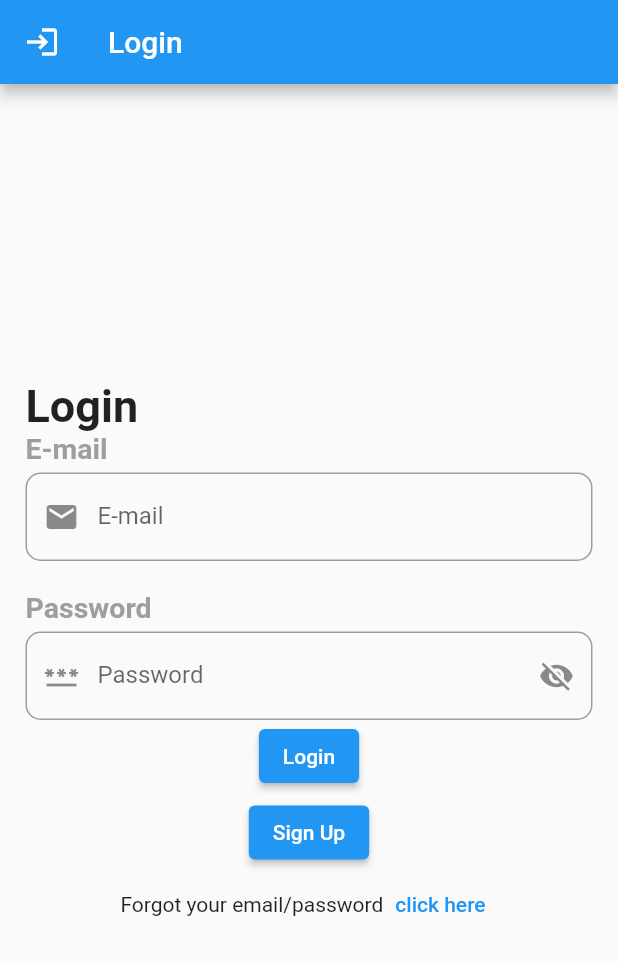
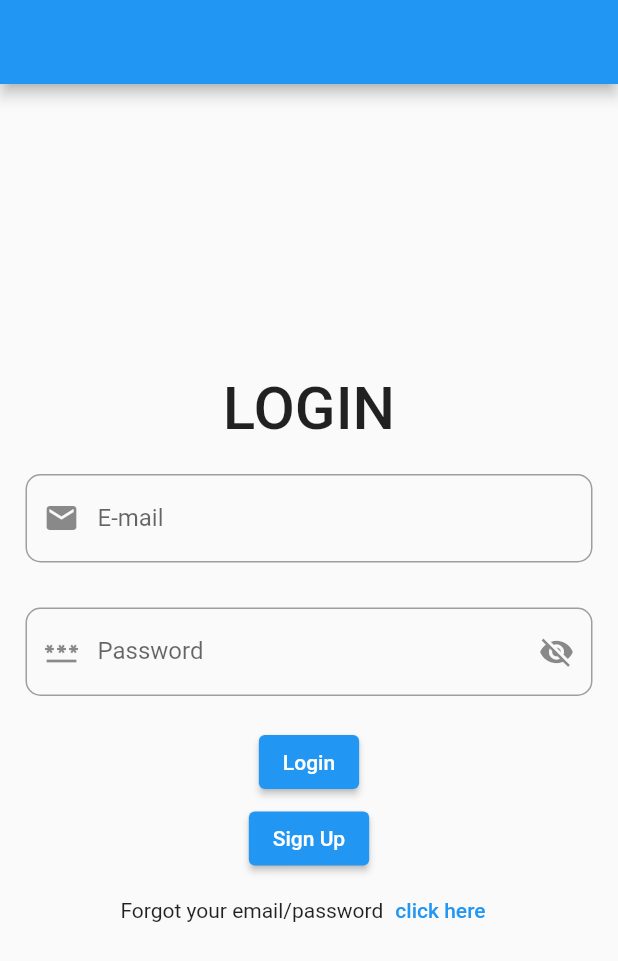
Before and after one commit to MAmin2001/Consultation_GP, a Flutter app: the screen it shows after launch, on a phone screen of 412 x 824 dp. Shown: the top 961 px of the screen. Run offline on Flutter 3.47's test engine with Material 2 defaults, Android fonts, the phone set to English and light mode, and no system bars; our stand-ins replace flutter_rating_bar, get, image_picker.

Commit message:
profileSetup_commit_amin_

```diff
--- a/lib/modules/login/login_screen/login.dart
+++ b/lib/modules/login/login_screen/login.dart
@@ -20,8 +20,8 @@ class _ConsultLoginState extends State<ConsultLogin> {
   Widget build(BuildContext context) {
     return Scaffold(
       appBar: AppBar(
-        title: Text("Login"),
-        leading: Icon(Icons.login),
+        //title: Text("Login"),
+        //leading: Icon(Icons.login),
       ),
       body: Container(
         child: Form(
@@ -34,21 +34,23 @@ class _ConsultLoginState extends State<ConsultLogin> {
                   mainAxisAlignment: MainAxisAlignment.center,
                   crossAxisAlignment: CrossAxisAlignment.start,
                   children: [
-                    Text(
-                        style: TextStyle(
-                          fontWeight: FontWeight.bold,
-                          fontSize: 30,
-                        ),
-                        "Login"),
-                    Text(
+                    Center(
+                      child: Text(
+                          style: TextStyle(
+                            fontWeight: FontWeight.w500,
+                            fontSize: 40.0,
+                          ),
+                          "LOGIN"),
+                    ),
+                   /* Text(
                         style: TextStyle(
                           fontWeight: FontWeight.bold,
                           fontSize: 19,
                           color: Colors.grey,
                         ),
-                        "E-mail"),
+                        "E-mail"),*/
                     SizedBox(
-                      height: 5,
+                      height: 20,
                     ),
                     TextFormField(
                       decoration: InputDecoration(
@@ -82,15 +84,15 @@ class _ConsultLoginState extends State<ConsultLogin> {
                     SizedBox(
                       height: 20,
                     ),
-                    Text(
+                    /*Text(
                         style: TextStyle(
                           fontWeight: FontWeight.bold,
                           fontSize: 19,
                           color: Colors.grey,
                         ),
-                        "Password"),
+                        "Password"),*/
                     SizedBox(
-                      height: 5,
+                      height: 10,
                     ),
                     TextFormField(
                       validator: (value) {
@@ -126,6 +128,9 @@ class _ConsultLoginState extends State<ConsultLogin> {
                         ),
                       ),
                       obscureText: isOb,
+                    ),
+                    SizedBox(
+                      height: 20,
                     ),
                     Center(
                       child: ElevatedButton(
```
